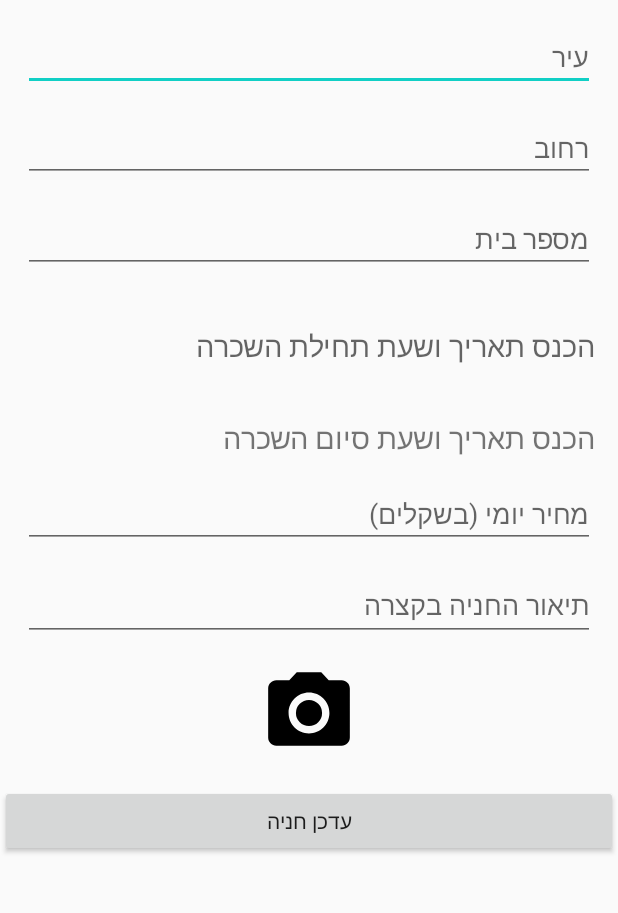
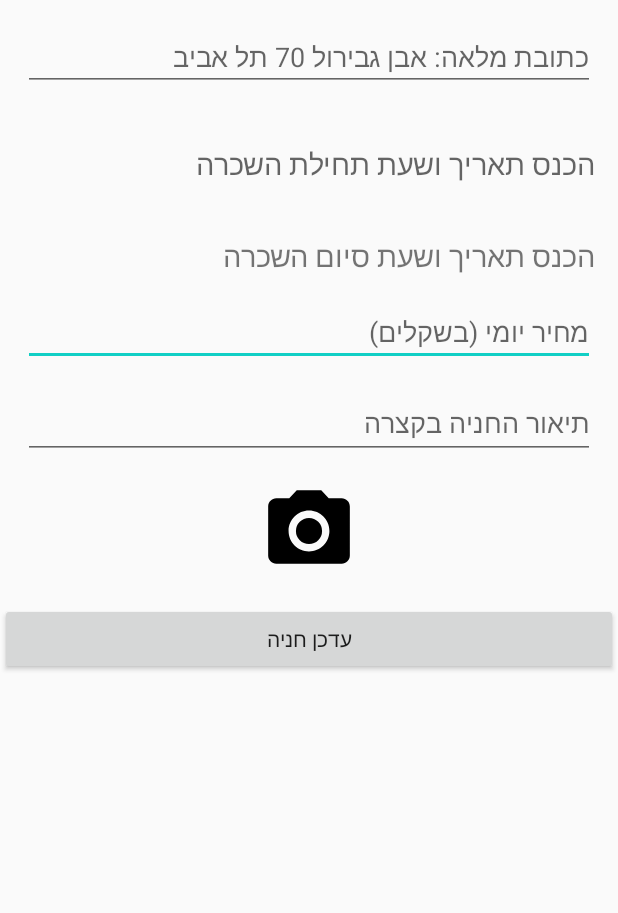
Before and after one commit to erezdav22/Sublet_park, an Android app: the addParking screen opened directly, with no data from a screen before it, on a phone screen of 412 x 824 dp, the part 296-1209 px from its top. Run offline under Robolectric (Android 15) with nearby library versions, the phone set to English and light mode, and no system bars; our stand-ins replace Firebase (no records; nobody signed in at launch, a user with empty details on screens opened directly), Picasso; 2 statements that could not run were skipped.

Commit message:
distance calc, Autocomplete added to addPark activity + editPark activity

```diff
--- a/SubletPark/app/src/main/AndroidManifest.xml
+++ b/SubletPark/app/src/main/AndroidManifest.xml
@@ -2,14 +2,16 @@
 <manifest xmlns:android="http://schemas.android.com/apk/res/android"
     package="com.example.subletpark">
 
+    <uses-permission android:name="android.permission.ACCESS_COARSE_LOCATION" />
+    <uses-permission android:name="android.permission.ACCESS_BACKGROUND_LOCATION" />
     <uses-permission android:name="android.permission.ACCESS_FINE_LOCATION" />
-    <uses-permission android:name="android.permission.ACCESS_COARSE_LOCATION" />
     <uses-permission android:name="android.permission.INTERNET" />
     <uses-permission android:name="android.permission.ACCESS_NETWORK_STATE" />
     <uses-permission android:name="android.permission.VIBRATE" />
     <uses-permission android:name="android.permission.WRITE_EXTERNAL_STORAGE" />
     <uses-permission android:name="android.permission.READ_PHONE_STATE" />
     <uses-permission android:name="android.permission.READ_EXTERNAL_STORAGE" />
+
 
     <application
         android:allowBackup="true"
@@ -59,6 +61,7 @@
                 <category android:name="android.intent.category.LAUNCHER" />
             </intent-filter>
         </activity>
+        <uses-library android:name="org.apache.http.legacy" android:required="false"/>
     </application>
 
 </manifest>
--- a/SubletPark/app/src/main/java/com/example/subletpark/addParking.java
+++ b/SubletPark/app/src/main/java/com/example/subletpark/addParking.java
@@ -28,12 +28,20 @@ import androidx.appcompat.widget.Toolbar;
 import androidx.core.view.GravityCompat;
 import androidx.drawerlayout.widget.DrawerLayout;
 
+import com.google.android.gms.common.api.Status;
 import com.google.android.gms.maps.model.LatLng;
 import com.google.android.gms.tasks.Continuation;
 import com.google.android.gms.tasks.OnCompleteListener;
 import com.google.android.gms.tasks.OnFailureListener;
 import com.google.android.gms.tasks.OnSuccessListener;
 import com.google.android.gms.tasks.Task;
+import com.google.android.libraries.places.api.Places;
+import com.google.android.libraries.places.api.model.Place;
+import com.google.android.libraries.places.api.model.TypeFilter;
+import com.google.android.libraries.places.api.net.PlacesClient;
+import com.google.android.libraries.places.widget.Autocomplete;
+import com.google.android.libraries.places.widget.AutocompleteActivity;
+import com.google.android.libraries.places.widget.model.AutocompleteActivityMode;
 import com.google.android.material.navigation.NavigationView;
 import com.google.firebase.auth.FirebaseAuth;
 import com.google.firebase.firestore.DocumentReference;
@@ -47,6 +55,7 @@ import com.squareup.picasso.Picasso;
 import java.io.IOException;
 import java.text.ParseException;
 import java.text.SimpleDateFormat;
+import java.util.Arrays;
 import java.util.Calendar;
 import java.util.Date;
 import java.util.HashMap;
@@ -59,9 +68,9 @@ public class addParking extends AppCompatActivity implements DatePickerDialog.On
     int day,month,year, hour,minute;
     int finalDay,finalMonth,finalYear,finalHour,finalMinute;
 
-    EditText editTextCity;
-    EditText editTextStreet;
-    EditText editTextStreetNumber;
+    EditText editTextaddress;
+    //EditText editTextStreet;
+    //EditText editTextStreetNumber;
     EditText editTextDescription;
     EditText editTextDailyPrice;
     ImageView uploadPic;
@@ -76,7 +85,7 @@ public class addParking extends AppCompatActivity implements DatePickerDialog.On
     Long long_finish;
     List<Address> addressList = null;
 
-    private static final String KEY_city = "city";
+    private static final String KEY_address = "address";
     private static final String KEY_street= "street";
     private static final String KEY_street_number = "street_number";
     private static final String KEY_daily_price= "daily price";
@@ -89,6 +98,7 @@ public class addParking extends AppCompatActivity implements DatePickerDialog.On
     private static final String URI = "uri";
     private static final String TAG ="addParking";
     private static final int PICK_IMAGE=1;
+    private static final int PICK_PLACE=2;
 
 
     DrawerLayout drawerLayout;
@@ -118,9 +128,9 @@ public class addParking extends AppCompatActivity implements DatePickerDialog.On
 
         editTextDateTime = findViewById(R.id.editTextDateTime);
         editTextDateTime.setOnClickListener(this::picker1);
-        editTextCity = findViewById(R.id.editTextCity);
-        editTextStreet = findViewById(R.id.editTextStreet);
-        editTextStreetNumber = findViewById(R.id.editTextStreetNumber);
+        editTextaddress = findViewById(R.id.editTextaddress);
+        //editTextStreet = findViewById(R.id.editTextStreet);
+        //editTextStreetNumber = findViewById(R.id.editTextStreetNumber);
         editTextDescription = findViewById(R.id.editTextDescription);
         uploadPic = findViewById(R.id.uploadPic);
         buttonUpload = findViewById(R.id.buttonUpload);
@@ -132,7 +142,25 @@ public class addParking extends AppCompatActivity implements DatePickerDialog.On
 
         mAuth=FirebaseAuth.getInstance();
 
+        Places.initialize(getApplicationContext(),"AIzaSyDC8wMP9MaCDDnTmdWeXx1-npixfiQiUug");
+
+        PlacesClient placesClient = Places.createClient(this);
+
+
+          editTextaddress.setFocusable(false);
+
+          editTextaddress.setOnClickListener(new View.OnClickListener() {
+           @Override
+            public void onClick(View v) {
+                List<Place.Field> fieldList= Arrays.asList(Place.Field.ADDRESS, Place.Field.LAT_LNG, Place.Field.NAME);
+                Intent intent=new Autocomplete.IntentBuilder(AutocompleteActivityMode.OVERLAY,fieldList).setTypeFilter(TypeFilter.ADDRESS).build(addParking.this);
+               startActivityForResult(intent,PICK_PLACE);
+
+           }
+        });
+
     }
+
 
     public void onBackPressed(){
         if(drawerLayout.isDrawerOpen(GravityCompat.START)){
@@ -355,9 +383,9 @@ public class addParking extends AppCompatActivity implements DatePickerDialog.On
                     }
                     Uri downloadUri=task.getResult();
                     Map<String, Object> parking = new HashMap<>();
-                    parking.put(KEY_city, editTextCity.getText().toString());
-                    parking.put(KEY_street, editTextStreet.getText().toString());
-                    parking.put(KEY_street_number, editTextStreetNumber.getText().toString());
+                    parking.put(KEY_address, editTextaddress.getText().toString());
+                   // parking.put(KEY_street, editTextStreet.getText().toString());
+                   // parking.put(KEY_street_number, editTextStreetNumber.getText().toString());
                     parking.put(KEY_daily_price,editTextDailyPrice.getText().toString());
                     parking.put(description, editTextDescription.getText().toString());
                     parking.put(lat, addressToLatLng().latitude);
@@ -418,7 +446,8 @@ public class addParking extends AppCompatActivity implements DatePickerDialog.On
 
     public LatLng addressToLatLng() {
 
-        String location = editTextStreet.getText().toString()+" "+editTextStreetNumber.getText().toString()+" "+editTextCity.getText().toString();
+        //String location = editTextStreet.getText().toString()+" "+editTextStreetNumber.getText().toString()+" "+editTextCity.getText().toString();
+        String location = editTextaddress.getText().toString();
 
 
         if (location != null || !location.equals("")) {
@@ -450,12 +479,26 @@ public class addParking extends AppCompatActivity implements DatePickerDialog.On
     protected void onActivityResult(int requestCode, int resultCode, @Nullable Intent data) {
         super.onActivityResult(requestCode, resultCode, data);
 
-        if(requestCode==PICK_IMAGE||requestCode==RESULT_OK || data!=null ||data.getData()!=null){
-            imageUri=data.getData();
+        if(requestCode==PICK_IMAGE){
+            if(resultCode==RESULT_OK || data!=null ||data.getData()!=null) {
+                imageUri = data.getData();
 
-            Picasso.with(this).load(imageUri).into(uploadPic);
+                Picasso.with(this).load(imageUri).into(uploadPic);
+            }
 
         }
+        else if (requestCode==PICK_PLACE) {
+            if (resultCode == RESULT_OK) {
+                Place place = Autocomplete.getPlaceFromIntent(data);
+                editTextaddress.setText(place.getAddress());
+            }
+
+
+        }else if(requestCode== AutocompleteActivity.RESULT_ERROR){
+            Status status = Autocomplete.getStatusFromIntent(data);
+            Toast.makeText(getApplicationContext(),status.getStatusMessage(),Toast.LENGTH_LONG).show();
+        }
+
     }
     private String getFileExt(Uri uri){
         ContentResolver contentResolver=getContentResolver();
--- a/SubletPark/app/src/main/res/layout/activity_add_parking.xml
+++ b/SubletPark/app/src/main/res/layout/activity_add_parking.xml
@@ -44,34 +44,15 @@
 
 
         <EditText
-            android:id="@+id/editTextCity"
+            android:id="@+id/editTextaddress"
             android:layout_width="match_parent"
             android:layout_height="wrap_content"
             android:layout_margin="15dp"
-            android:hint="עיר"
+            android:hint="כתובת מלאה: אבן גבירול 70 תל אביב"
             android:inputType="textPersonName"
             app:layout_constraintTop_toBottomOf="@+id/imageView5"
             tools:ignore="MissingConstraints" />
 
-        <EditText
-            android:id="@+id/editTextStreet"
-            android:layout_width="match_parent"
-            android:layout_height="wrap_content"
-            android:layout_margin="15dp"
-            android:hint="רחוב"
-            android:inputType="textPersonName"
-            app:layout_constraintTop_toBottomOf="@+id/editTextCity"
-            tools:ignore="MissingConstraints" />
-
-        <EditText
-            android:id="@+id/editTextStreetNumber"
-            android:layout_width="match_parent"
-            android:layout_height="wrap_content"
-            android:layout_margin="15dp"
-            android:hint="מספר בית"
-            android:inputType="number"
-            app:layout_constraintTop_toBottomOf="@+id/editTextStreet"
-            tools:ignore="MissingConstraints" />
 
         <TextView
             android:id="@+id/editTextDateTime"
@@ -82,7 +63,7 @@
             android:onClick="picker1"
             android:paddingTop="20dp"
             android:textSize="19sp"
-            app:layout_constraintTop_toBottomOf="@+id/editTextStreetNumber"
+            app:layout_constraintTop_toBottomOf="@+id/editTextaddress"
             tools:ignore="MissingConstraints" />
 
         <TextView
```
Also changed, not shown: SubletPark/app/build.gradle (+4 -4 lines), SubletPark/app/src/main/java/com/example/subletpark/MainPage.java (+79 -74 lines), SubletPark/app/src/main/java/com/example/subletpark/Parking_Class.java (+5 -9 lines), SubletPark/app/src/main/java/com/example/subletpark/edit_park.java (+63 -24 lines), SubletPark/app/src/main/res/layout/activity_edit_park.xml (+2 -20 lines), SubletPark/app/src/main/res/layout/activity_main_page.xml (+58 -25 lines).
